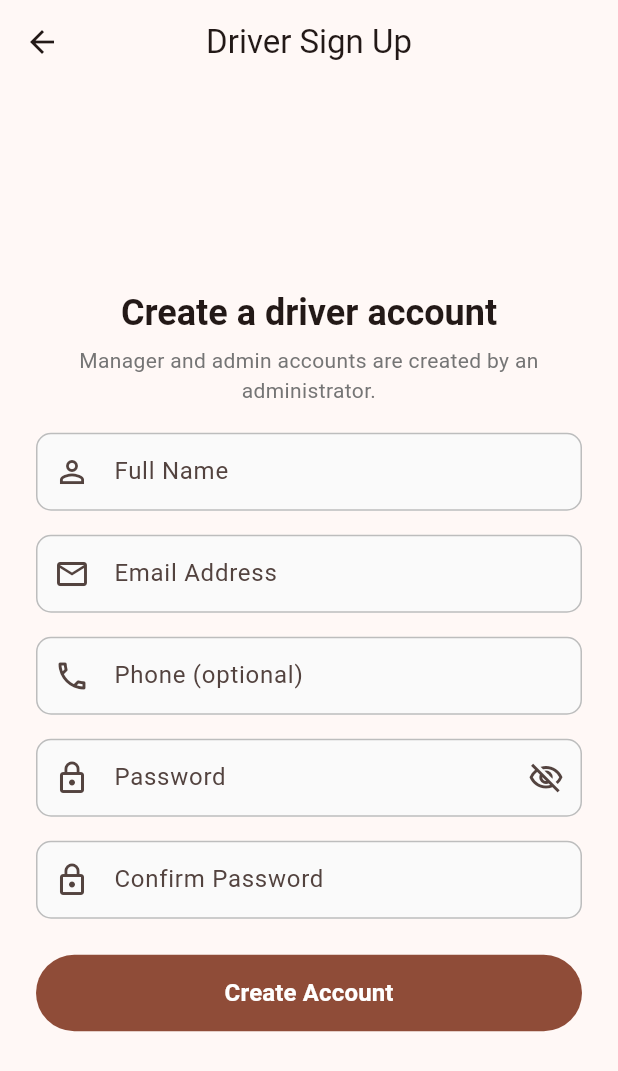
After one commit to leonthuva/FleetFlow, a Flutter app: the screen it shows after launch, after a tap on "Sign In", after a tap on "New driver? Create an account", on a phone screen of 412 x 824 dp. The commit adds this screen. Shown: the top 1071 px of the screen. Run offline on Flutter 3.47's test engine with Material 3 defaults, Android fonts, the phone set to English and light mode, and no system bars; our stand-ins replace cloud_firestore, firebase_auth, firebase_core, flutter_map, geolocator, image_picker and 1 more; accounts and stored records are empty.

Commit message:
feat(auth): add driver self-registration
Adds a driver sign-up screen and AuthProvider.registerDriver. Accounts are
created with role 'driver' only; manager/admin accounts stay admin-provisioned.
If the role document cannot be written, the new auth account is removed so no
role-less login remains.

```diff
--- a/lib/providers/auth_provider.dart
+++ b/lib/providers/auth_provider.dart
@@ -16,6 +16,7 @@ class AuthProvider extends ChangeNotifier {
   StreamSubscription<DocumentSnapshot<Map<String, dynamic>>>? _roleSubscription;
   int _generation = 0;
   bool _disposed = false;
+  bool _registering = false;
   AppUser? _currentUser;
   bool _isLoading = false;
   String? _errorMessage;
@@ -58,6 +59,9 @@ class AuthProvider extends ChangeNotifier {
   }
 
   Future<void> _bind(User? user) async {
+    // While registering, the role document does not exist yet. Skip the
+    // auth-state callback so the user never sees a false "no approved role".
+    if (_registering) return;
     final generation = ++_generation;
     await _roleSubscription?.cancel();
     _currentUser = null;
@@ -127,6 +131,76 @@ class AuthProvider extends ChangeNotifier {
     }
   }
 
+  /// Self-registration is limited to the `driver` role. Manager and admin
+  /// accounts must be provisioned by an administrator; Firestore rules also
+  /// reject any other role on create.
+  Future<bool> registerDriver({
+    required String email,
+    required String password,
+    required String displayName,
+    String? phone,
+  }) async {
+    _isLoading = true;
+    _errorMessage = null;
+    _registering = true;
+    _notify();
+    User? created;
+    try {
+      final credentials = await auth.createUserWithEmailAndPassword(
+          email: email.trim(), password: password);
+      created = credentials.user;
+      if (created == null) throw StateError('Account was not created.');
+      final cleanPhone = phone?.trim();
+      await db.collection('users').doc(created.uid).set({
+        'uid': created.uid,
+        'email': email.trim(),
+        'displayName': displayName.trim(),
+        'role': UserRole.driver,
+        if (cleanPhone != null && cleanPhone.isNotEmpty) 'phone': cleanPhone,
+        'onShift': false,
+        'createdAt': FieldValue.serverTimestamp(),
+        'updatedAt': FieldValue.serverTimestamp(),
+      });
+      _registering = false;
+      await _bind(created);
+      return isAuthenticated;
+    } on FirebaseAuthException catch (e) {
+      _currentUser = null;
+      _errorMessage = _registrationMessage(e);
+      return false;
+    } catch (e) {
+      // The account exists but its role document could not be saved (for
+      // example permission denied). Remove it so no role-less login remains.
+      _currentUser = null;
+      _errorMessage = 'Could not finish registration: $e';
+      try {
+        await created?.delete();
+      } catch (_) {
+        await auth.signOut();
+      }
+      return false;
+    } finally {
+      _registering = false;
+      _isLoading = false;
+      _notify();
+    }
+  }
+
+  String _registrationMessage(FirebaseAuthException e) {
+    switch (e.code) {
+      case 'email-already-in-use':
+        return 'An account already exists for this email. Sign in instead.';
+      case 'weak-password':
+        return 'Password is too weak. Use at least 6 characters.';
+      case 'invalid-email':
+        return 'Please enter a valid email address.';
+      case 'operation-not-allowed':
+        return 'Email/password sign-up is not enabled for this project.';
+      default:
+        return e.message ?? 'Registration failed.';
+    }
+  }
+
   Future<void> signOut() async {
     ++_generation;
     await _roleSubscription?.cancel();
--- a/lib/screens/auth/login_screen.dart
+++ b/lib/screens/auth/login_screen.dart
@@ -2,6 +2,7 @@ import 'package:flutter/material.dart';
 import '../../providers/auth_provider.dart';
 import '../../widgets/app_card.dart';
 import '../../widgets/custom_text_field.dart';
+import 'register_screen.dart';
 
 class LoginScreen extends StatefulWidget {
   final AuthProvider authProvider;
@@ -209,6 +210,18 @@ class _LoginScreenState extends State<LoginScreen> {
                                   ),
                                 ),
                         ),
+                        const SizedBox(height: 12),
+                        TextButton(
+                          onPressed: widget.authProvider.isLoading
+                              ? null
+                              : () => Navigator.of(context).push(
+                                    MaterialPageRoute<void>(
+                                      builder: (_) => RegisterScreen(
+                                          authProvider: widget.authProvider),
+                                    ),
+                                  ),
+                          child: const Text('New driver? Create an account'),
+                        ),
                       ],
                     ),
                   );
--- /dev/null
+++ b/lib/screens/auth/register_screen.dart
@@ -0,0 +1,204 @@
+import 'package:flutter/material.dart';
+import '../../providers/auth_provider.dart';
+import '../../widgets/custom_text_field.dart';
+
+/// Driver self-registration. Manager and admin accounts are created by an
+/// administrator and cannot be registered here.
+class RegisterScreen extends StatefulWidget {
+  final AuthProvider authProvider;
+
+  const RegisterScreen({super.key, required this.authProvider});
+
+  @override
+  State<RegisterScreen> createState() => _RegisterScreenState();
+}
+
+class _RegisterScreenState extends State<RegisterScreen> {
+  final _formKey = GlobalKey<FormState>();
+  final _nameController = TextEditingController();
+  final _emailController = TextEditingController();
+  final _phoneController = TextEditingController();
+  final _passwordController = TextEditingController();
+  final _confirmController = TextEditingController();
+  bool _obscure = true;
+
+  @override
+  void dispose() {
+    _nameController.dispose();
+    _emailController.dispose();
+    _phoneController.dispose();
+    _passwordController.dispose();
+    _confirmController.dispose();
+    super.dispose();
+  }
+
+  String? _validateName(String? v) =>
+      (v == null || v.trim().length < 2) ? 'Full name is required' : null;
+
+  String? _validateEmail(String? v) {
+    if (v == null || v.trim().isEmpty) return 'Email is required';
+    if (!RegExp(r'^[\w\-.]+@([\w-]+\.)+[\w-]{2,}$').hasMatch(v.trim())) {
+      return 'Please enter a valid email address';
+    }
+    return null;
+  }
+
+  String? _validatePhone(String? v) {
+    if (v == null || v.trim().isEmpty) return null;
+    return RegExp(r'^[+\d][\d\s-]{6,}$').hasMatch(v.trim())
+        ? null
+        : 'Enter a valid phone number';
+  }
+
+  String? _validatePassword(String? v) {
+    if (v == null || v.isEmpty) return 'Password is required';
+    if (v.length < 6) return 'Password must be at least 6 characters';
+    return null;
+  }
+
+  String? _validateConfirm(String? v) =>
+      v != _passwordController.text ? 'Passwords do not match' : null;
+
+  Future<void> _submit() async {
+    widget.authProvider.clearError();
+    if (!_formKey.currentState!.validate()) return;
+    final ok = await widget.authProvider.registerDriver(
+      email: _emailController.text,
+      password: _passwordController.text,
+      displayName: _nameController.text,
+      phone: _phoneController.text,
+    );
+    if (ok && mounted) {
+      // The auth gate shows the driver home once the session is bound.
+      Navigator.of(context).popUntil((route) => route.isFirst);
+    }
+  }
+
+  @override
+  Widget build(BuildContext context) {
+    return Scaffold(
+      appBar: AppBar(title: const Text('Driver Sign Up'), centerTitle: true),
+      body: SafeArea(
+        child: Center(
+          child: SingleChildScrollView(
+            padding: const EdgeInsets.symmetric(horizontal: 24, vertical: 16),
+            child: ConstrainedBox(
+              constraints: const BoxConstraints(maxWidth: 440),
+              child: ListenableBuilder(
+                listenable: widget.authProvider,
+                builder: (context, _) {
+                  final loading = widget.authProvider.isLoading;
+                  final error = widget.authProvider.errorMessage;
+                  return Form(
+                    key: _formKey,
+                    child: Column(
+                      crossAxisAlignment: CrossAxisAlignment.stretch,
+                      children: [
+                        Text('Create a driver account',
+                            style: Theme.of(context)
+                                .textTheme
+                                .headlineSmall
+                                ?.copyWith(fontWeight: FontWeight.bold),
+                            textAlign: TextAlign.center),
+                        const SizedBox(height: 6),
+                        Text(
+                          'Manager and admin accounts are created by an administrator.',
+                          style: Theme.of(context)
+                              .textTheme
+                              .bodyMedium
+                              ?.copyWith(color: Colors.grey.shade600),
+                          textAlign: TextAlign.center,
+                        ),
+                        const SizedBox(height: 18),
+                        if (error != null) ...[
+                          Container(
+                            padding: const EdgeInsets.all(12),
+                            decoration: BoxDecoration(
+                              color: Colors.red.shade50,
+                              border: Border.all(color: Colors.red.shade300),
+                              borderRadius: BorderRadius.circular(8),
+                            ),
+                            child: Text(error,
+                                style: TextStyle(color: Colors.red.shade900)),
+                          ),
+                          const SizedBox(height: 16),
+                        ],
+                        CustomTextField(
+                          controller: _nameController,
+                          label: 'Full Name',
+                          prefixIcon: Icons.person_outline,
+                          validator: _validateName,
+                          enabled: !loading,
+                        ),
+                        const SizedBox(height: 16),
+                        CustomTextField(
+                          controller: _emailController,
+                          label: 'Email Address',
+                          prefixIcon: Icons.email_outlined,
+                          keyboardType: TextInputType.emailAddress,
+                          validator: _validateEmail,
+                          enabled: !loading,
+                        ),
+                        const SizedBox(height: 16),
+                        CustomTextField(
+                          controller: _phoneController,
+                          label: 'Phone (optional)',
+                          prefixIcon: Icons.phone_outlined,
+                          keyboardType: TextInputType.phone,
+                          validator: _validatePhone,
+                          enabled: !loading,
+                        ),
+                        const SizedBox(height: 16),
+                        CustomTextField(
+                          controller: _passwordController,
+                          label: 'Password',
+                          prefixIcon: Icons.lock_outline,
+                          obscureText: _obscure,
+                          suffixIcon: IconButton(
+                            icon: Icon(_obscure
+                                ? Icons.visibility_off_outlined
+                                : Icons.visibility_outlined),
+                            onPressed: () =>
+                                setState(() => _obscure = !_obscure),
+                          ),
+                          validator: _validatePassword,
+                          enabled: !loading,
+                        ),
+                        const SizedBox(height: 16),
+                        CustomTextField(
+                          controller: _confirmController,
+                          label: 'Confirm Password',
+                          prefixIcon: Icons.lock_outline,
+                          obscureText: _obscure,
+                          validator: _validateConfirm,
+                          enabled: !loading,
+                        ),
+                        const SizedBox(height: 24),
+                        FilledButton(
+                          onPressed: loading ? null : _submit,
+                          style: FilledButton.styleFrom(
+                            padding: const EdgeInsets.symmetric(vertical: 14),
+                          ),
+                          child: loading
+                              ? const SizedBox(
+                                  height: 20,
+                                  width: 20,
+                                  child: CircularProgressIndicator(
+                                      strokeWidth: 2, color: Colors.white))
+                              : const Text('Create Account',
+                                  style: TextStyle(
+                                      fontSize: 16,
+                                      fontWeight: FontWeight.bold)),
+                        ),
+                      ],
+                    ),
+                  );
+                },
+              ),
+            ),
+          ),
+        ),
+      ),
+    );
+  }
+}
```
Also changed, not shown: 1 other file.
